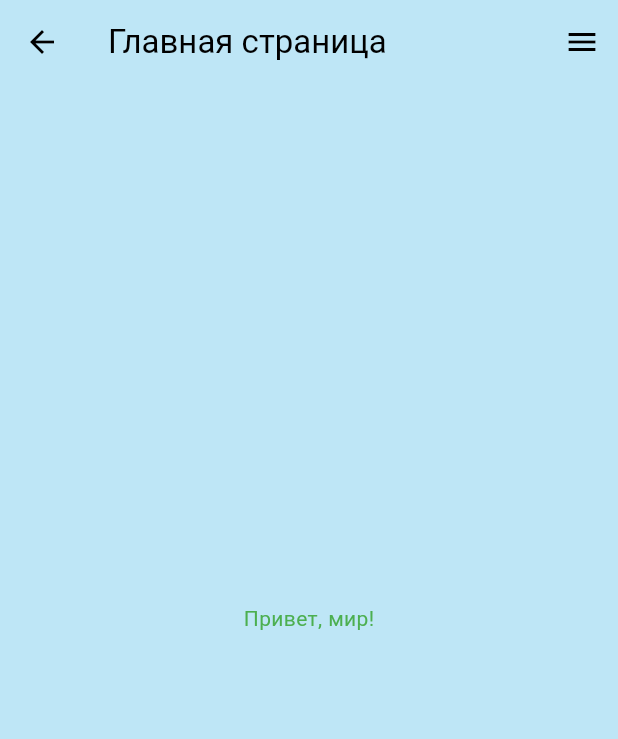
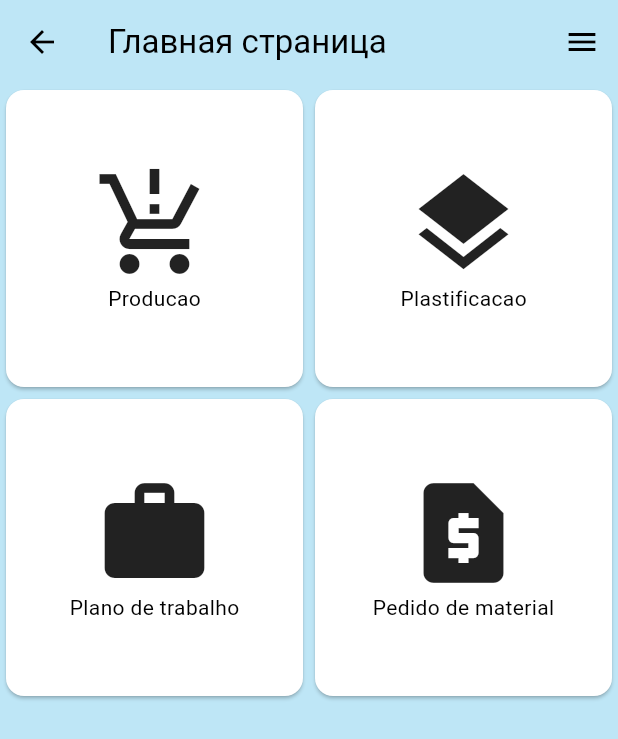
Before and after one commit to vladka1220/albano_appp, a Flutter app: the MyHomePage screen opened by its route, on a phone screen of 412 x 824 dp. Shown: the top 739 px of the screen. Run offline on Flutter 3.47's test engine with Material 3 defaults, Android fonts, the light colour scheme and no system bars.

Commit message:
producao_icon
producao,4 icon start page,it's ok

```diff
--- a/lib/customs/animated_logo.dart
+++ b/lib/customs/animated_logo.dart
@@ -15,6 +15,7 @@ class AnimatedLogo extends StatefulWidget {
   });
 
   @override
+  // ignore: library_private_types_in_public_api
   _AnimatedLogoState createState() => _AnimatedLogoState();
 }
 
--- a/lib/main.dart
+++ b/lib/main.dart
@@ -1,8 +1,8 @@
-import 'package:albano_app/theme.dart';
+import 'package:albano_app/customs/theme.dart';
 import 'package:flutter/material.dart';
 
 import '../start_page.dart'; // Путь к вашей стартовой странице
-import 'auth_page.dart'; // Путь к вашей странице авторизации
+import 'auth/auth_page.dart'; // Путь к вашей странице авторизации
 
 void main() {
   runApp(const MyApp());
--- a/lib/start_page.dart
+++ b/lib/start_page.dart
@@ -21,13 +21,34 @@ class MyHomePage extends StatelessWidget {
           ),
         ],
       ),
-      body: Center(
-        child: Text(
-          'Привет, мир!',
-          style: TextStyle(
-            color: Theme.of(context).colorScheme.secondary,
-            fontFamily: Theme.of(context).textTheme.titleLarge?.fontFamily,
-          ),
+      body: GridView.count(
+        crossAxisCount: 2,
+        children: <Widget>[
+          _buildCard(context, 'Producao', Icons.production_quantity_limits,
+              const ProducaoPage()),
+          _buildCard(context, 'Plastificacao', Icons.layers,
+              const PlastificacaoPage()),
+          _buildCard(context, 'Plano de trabalho', Icons.work,
+              const PlanoDeTrabalhoPage()),
+          _buildCard(context, 'Pedido de material', Icons.request_page,
+              const PedidoDeMaterialPage()),
+        ],
+      ),
+    );
+  }
+
+  Widget _buildCard(
+      BuildContext context, String title, IconData icon, Widget page) {
+    return Card(
+      child: InkWell(
+        onTap: () => Navigator.of(context)
+            .push(MaterialPageRoute(builder: (context) => page)),
+        child: Column(
+          mainAxisAlignment: MainAxisAlignment.center,
+          children: <Widget>[
+            Icon(icon, size: 80),
+            Text(title),
+          ],
         ),
       ),
     );
@@ -42,25 +63,25 @@ class MyHomePage extends StatelessWidget {
           children: <Widget>[
             ListTile(
               leading: const Icon(Icons.production_quantity_limits),
-              title: const Text('Producao'),
+              title: const Text('Test_Producao'),
               onTap: () => Navigator.of(context).push(MaterialPageRoute(
                   builder: (context) => const ProducaoPage())),
             ),
             ListTile(
               leading: const Icon(Icons.layers),
-              title: const Text('Plastificacao'),
+              title: const Text('Test_Plastificacao'),
               onTap: () => Navigator.of(context).push(MaterialPageRoute(
                   builder: (context) => const PlastificacaoPage())),
             ),
             ListTile(
               leading: const Icon(Icons.work),
-              title: const Text('Plano de trabalho'),
+              title: const Text('Test_Plano de trabalho'),
               onTap: () => Navigator.of(context).push(MaterialPageRoute(
                   builder: (context) => const PlanoDeTrabalhoPage())),
             ),
             ListTile(
               leading: const Icon(Icons.request_page),
-              title: const Text('Pedido de material'),
+              title: const Text('Test_Pedido de material'),
               onTap: () => Navigator.of(context).push(MaterialPageRoute(
                   builder: (context) => const PedidoDeMaterialPage())),
             ),
--- a/pubspec.yaml
+++ b/pubspec.yaml
@@ -13,6 +13,8 @@ dependencies:
   flutter:
 
     sdk: flutter
+  local_auth: ^2.1.7
+  http: ^1.1.2
 
   cupertino_icons: ^1.0.2
 
@@ -20,7 +22,7 @@ dev_dependencies:
   flutter_test:
     sdk: flutter
 
-  flutter_lints: ^2.0.0
+  flutter_lints: ^3.0.1
 
 flutter:
 
```
Also changed, not shown: lib/auth/auth_page.dart (renamed from lib/auth_page.dart, +15 -11 lines), lib/auth/server.dart (added, +11 -0 lines), lib/pages/producao_page.dart (+83 -7 lines), lib/camera.dart (deleted), lib/customs/camera.dart (added), lib/customs/theme.dart (renamed from lib/theme.dart), pubspec.lock, 11 other files.
